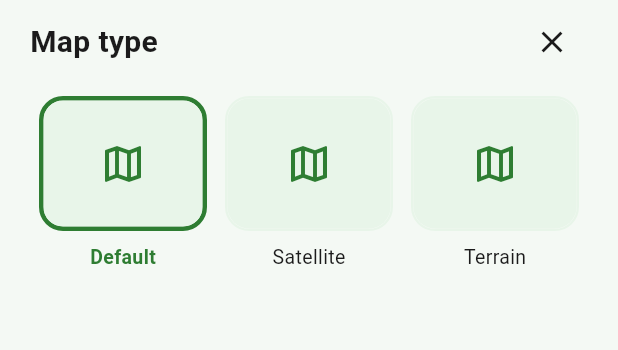
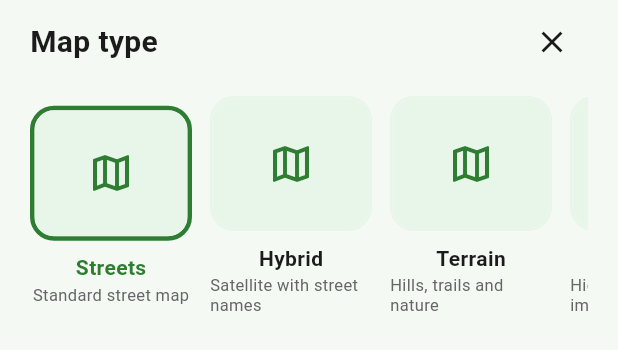
Before and after one commit to emigidiuskashoju/webs_people, a Flutter app: the MapStyleSheet widget shown alone on an empty page, opened directly with empty values, on a phone screen of 412 x 824 dp. Shown: the top 350 px of the screen. Run offline on Flutter 3.47's test engine with Material 3 defaults, Android fonts, the phone set to English and light mode, and no system bars; our stand-ins replace battery_plus, connectivity_plus, country_picker, device_info_plus, firebase_analytics, firebase_core and 12 more; missing offline and left inert: flutter_background_service; accounts and stored records are empty; network calls fail.

Commit message:
v1.0.20: more contacts shown, Satellite HD + named styles, alternative routes, shrinking shared route

```diff
--- a/lib/core/map/map_style_preference.dart
+++ b/lib/core/map/map_style_preference.dart
@@ -1,25 +1,50 @@
 import 'package:shared_preferences/shared_preferences.dart';
 
-/// The three map styles the user can pick from.
+/// The map styles the user can pick from.
+///
+/// IMPORTANT: the enum identifiers (defaultStyle, satellite, ...) are
+/// saved to disk, so they must not be renamed. Labels and the order
+/// shown in the picker can change freely.
 enum MapStyleKind {
-  defaultStyle,   // "streets-v12"
-  satellite,      // "satellite-streets-v12"  ← initial default
-  terrain,        // "outdoors-v12"
+  defaultStyle, // Mapbox streets-v12
+  satellite, // Mapbox satellite-streets-v12 (imagery + labels)
+  terrain, // Mapbox outdoors-v12
+  satelliteHd, // Esri World Imagery (high-detail satellite)
 }
 
-extension MapStyleKindLabel on MapStyleKind {
+extension MapStyleKindInfo on MapStyleKind {
+  /// Short name shown under the thumbnail.
   String get label {
     switch (this) {
       case MapStyleKind.defaultStyle:
-        return 'Default';
+        return 'Streets';
       case MapStyleKind.satellite:
-        return 'Satellite';
+        return 'Hybrid';
       case MapStyleKind.terrain:
         return 'Terrain';
+      case MapStyleKind.satelliteHd:
+        return 'Satellite';
     }
   }
 
-  /// Mapbox style slug used in the tile URL.
+  /// One line describing the style, shown under the label.
+  String get description {
+    switch (this) {
+      case MapStyleKind.defaultStyle:
+        return 'Standard street map';
+      case MapStyleKind.satellite:
+        return 'Satellite with street names';
+      case MapStyleKind.terrain:
+        return 'Hills, trails and nature';
+      case MapStyleKind.satelliteHd:
+        return 'High-detail satellite imagery';
+    }
+  }
+
+  /// True for styles served by Mapbox (vs another tile provider).
+  bool get isMapbox => this != MapStyleKind.satelliteHd;
+
+  /// Mapbox style slug used in the tile URL (Mapbox styles only).
   String get mapboxSlug {
     switch (this) {
       case MapStyleKind.defaultStyle:
@@ -28,6 +53,18 @@ extension MapStyleKindLabel on MapStyleKind {
         return 'satellite-streets-v12';
       case MapStyleKind.terrain:
         return 'outdoors-v12';
+      case MapStyleKind.satelliteHd:
+        return 'satellite-v9'; // only used for the preview thumbnail
+    }
+  }
+
+  /// Attribution text that must be shown on the map for this style.
+  String get attribution {
+    switch (this) {
+      case MapStyleKind.satelliteHd:
+        return '© Esri, Maxar, Earthstar Geographics';
+      default:
+        return '© Mapbox © OpenStreetMap';
     }
   }
 }
@@ -35,11 +72,11 @@ extension MapStyleKindLabel on MapStyleKind {
 class MapStylePreference {
   static const String _key = 'map_style_kind';
 
-  /// Read the user's saved preference. Defaults to satellite.
+  /// Read the user's saved preference. Defaults to high-detail satellite.
   static Future<MapStyleKind> load() async {
     final prefs = await SharedPreferences.getInstance();
     final raw = prefs.getString(_key);
-    return _fromString(raw) ?? MapStyleKind.satellite;
+    return _fromString(raw) ?? MapStyleKind.satelliteHd;
   }
 
   /// Persist the user's choice.
--- a/lib/features/map/widgets/map_style_sheet.dart
+++ b/lib/features/map/widgets/map_style_sheet.dart
@@ -77,11 +77,14 @@ class MapStyleSheet extends StatelessWidget {
               ],
             ),
             const SizedBox(height: 12),
-            Row(
+            SingleChildScrollView(
+              scrollDirection: Axis.horizontal,
+              child: Row(
                 children: MapStyleKind.values.map((kind) {
-                return Expanded(
-                  child: Padding(
-                    padding: const EdgeInsets.symmetric(horizontal: 6),
+                  return Padding(
+                    padding: const EdgeInsets.only(right: 12),
+                    child: SizedBox(
+                      width: 108,
                       child: _StyleTile(
                         kind: kind,
                         isSelected: kind == current,
@@ -90,6 +93,7 @@ class MapStyleSheet extends StatelessWidget {
                     ),
                   );
                 }).toList(),
+              ),
             ),
           ],
         ),
@@ -119,14 +123,7 @@ class _StyleTile extends StatelessWidget {
     // here so this widget doesn't depend on map tile internals.
     const token = kMapboxAccessToken;
 
-    switch (kind) {
-      case MapStyleKind.defaultStyle:
-        return 'https://api.mapbox.com/styles/v1/mapbox/streets-v12/static/-6.7924,39.2083,10,0/200x200?access_token=$token';
-      case MapStyleKind.satellite:
-        return 'https://api.mapbox.com/styles/v1/mapbox/satellite-streets-v12/static/-6.7924,39.2083,10,0/200x200?access_token=$token';
-      case MapStyleKind.terrain:
-        return 'https://api.mapbox.com/styles/v1/mapbox/outdoors-v12/static/-6.7924,39.2083,10,0/200x200?access_token=$token';
-    }
+    return 'https://api.mapbox.com/styles/v1/mapbox/${kind.mapboxSlug}/static/-6.7924,39.2083,10,0/200x200?access_token=$token';
   }
 
   @override
@@ -157,14 +154,26 @@ class _StyleTile extends StatelessWidget {
           const SizedBox(height: 8),
           Text(
             kind.label,
+            maxLines: 1,
+            overflow: TextOverflow.ellipsis,
             style: TextStyle(
-              fontSize: 13,
+              fontSize: 14,
               fontWeight: isSelected
                   ? FontWeight.bold
-                  : FontWeight.normal,
+                  : FontWeight.w600,
               color: isSelected
                   ? WebsColors.primaryGreen
                   : WebsColors.textDark(context),
+            ),
+          ),
+          const SizedBox(height: 2),
+          Text(
+            kind.description,
+            maxLines: 2,
+            style: TextStyle(
+              fontSize: 11,
+              height: 1.2,
+              color: WebsColors.textLight(context),
             ),
           ),
         ],
--- a/pubspec.yaml
+++ b/pubspec.yaml
@@ -3,7 +3,7 @@ description: "A new Flutter project."
 
 publish_to: 'none'
 
-version: 1.0.19+21
+version: 1.0.20+22
 
 environment:
   sdk: ^3.11.5
```
Also changed, not shown: lib/core/map/mapbox_tile_layer.dart (+16 -3 lines), lib/features/chats/services/phone_contacts_service.dart (+32 -5 lines), lib/features/map/map_screen.dart (+93 -16 lines), lib/features/map/services/custom_route_progress.dart (+7 -0 lines), lib/features/map/services/place_routing_service.dart (+62 -0 lines). Lines whose indentation alone changed are shown as unchanged.
